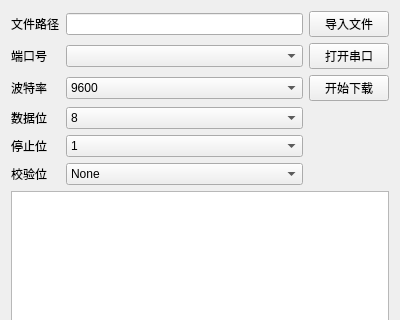
quectel-open-source/QthTools-DTU_Modbus-Win, file down/filedown.ui: the form before one commit; both pictures show x 0 to 400 and y 0 to 320 of the 400 by 512 pixel window.
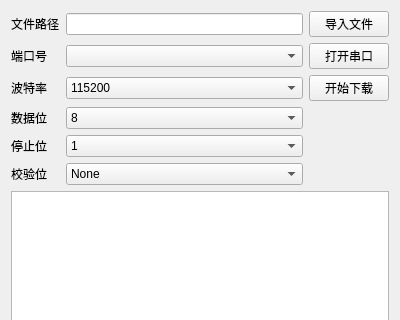
The form after the commit.

Patch:
```diff
--- a/down/filedown.ui
+++ b/down/filedown.ui
@@ -50,6 +50,9 @@
    </item>
    <item row="2" column="1">
     <widget class="QComboBox" name="comboBox_baudrate">
+     <property name="currentIndex">
+      <number>4</number>
+     </property>
      <item>
       <property name="text">
        <string>9600</string>
```
